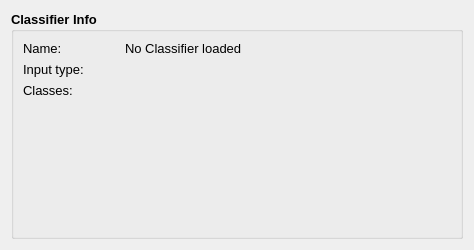
Qt form app/widgets/classifierwidget.ui (Tilagiho/eNoseAnnotator) before a commit.
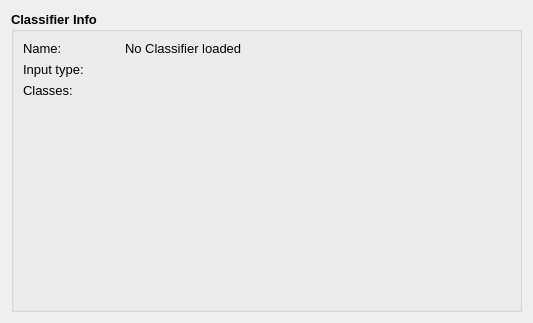
The same form after that commit. Custom widgets are drawn as their Qt base class.

```diff
--- a/app/widgets/classifierwidget.ui
+++ b/app/widgets/classifierwidget.ui
@@ -6,8 +6,8 @@
    <rect>
     <x>0</x>
     <y>0</y>
-    <width>474</width>
-    <height>250</height>
+    <width>533</width>
+    <height>323</height>
    </rect>
   </property>
   <property name="sizePolicy">
```
Left out of the diff: 88 changed lines with no effect on the pictures.
